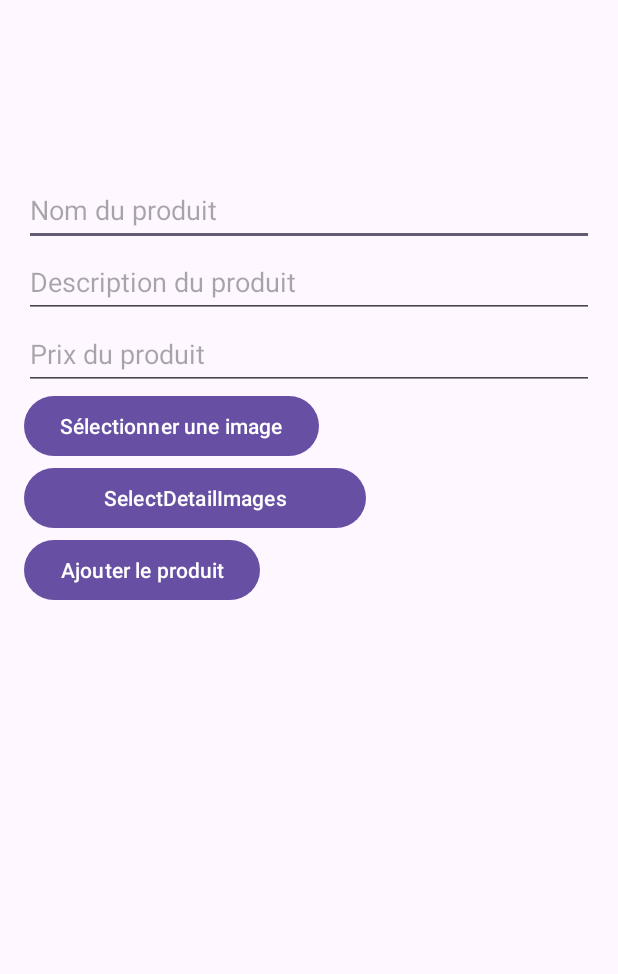
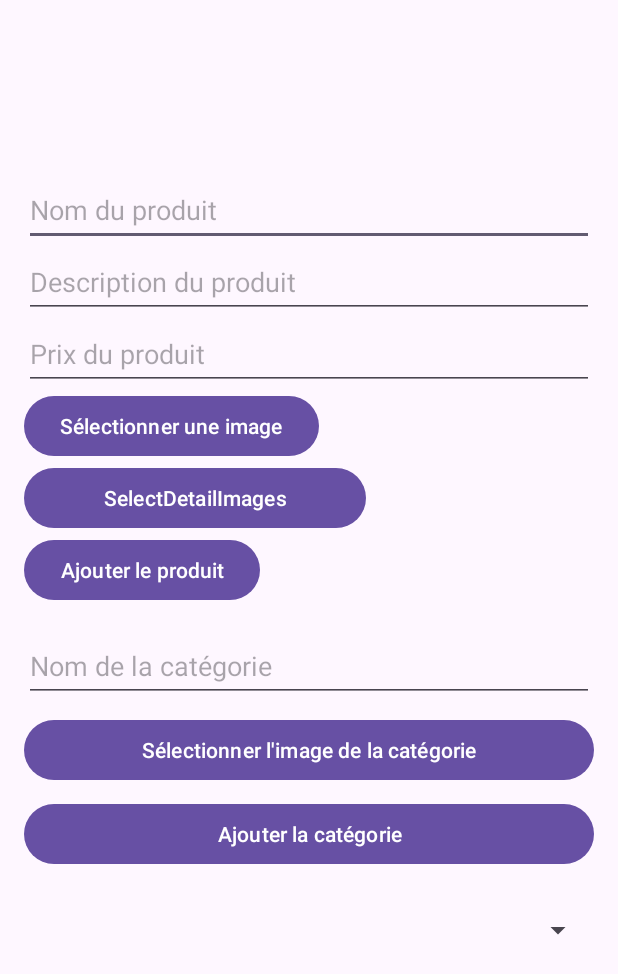
Before and after one commit to Sanaelamghari/DoceurHomeApp, an Android app: the AddProductActivity screen opened directly, with no data from a screen before it, after a tap on "Ajouter le produit", on a phone screen of 412 x 824 dp. Shown: the top 974 px of the screen. Run offline under Robolectric (Android 15) with nearby library versions, the phone set to English and light mode, and no system bars; our stand-ins replace Firebase (no records; nobody signed in at launch, a user with empty details on screens opened directly).

Commit message:
category marche bien

```diff
--- a/app/src/main/java/com/example/doceurhomeapp/AddProductActivity.kt
+++ b/app/src/main/java/com/example/doceurhomeapp/AddProductActivity.kt
@@ -6,8 +6,10 @@ import android.net.Uri
 import android.os.Bundle
 import android.provider.MediaStore
 import android.util.Log
+import android.widget.ArrayAdapter
 import android.widget.Button
 import android.widget.EditText
+import android.widget.Spinner
 import android.widget.Toast
 import androidx.appcompat.app.AppCompatActivity
 import com.google.firebase.firestore.FirebaseFirestore
@@ -17,19 +19,26 @@ import okhttp3.RequestBody.Companion.asRequestBody
 import org.json.JSONObject
 import java.io.File
 import java.io.IOException
-//Sanaelamghari
+
 class AddProductActivity : AppCompatActivity() {
 
+    // Variables pour les composants UI
     private lateinit var etProductName: EditText
     private lateinit var etProductDescription: EditText
     private lateinit var etProductPrice: EditText
-    private lateinit var btnSelectImage: Button
+    private lateinit var etCategoryName: EditText
+    private lateinit var btnSelectCategoryImage: Button
+    private lateinit var btnAddCategory: Button
+    private lateinit var spinnerCategories: Spinner
     private lateinit var btnAddProduct: Button
-    private lateinit var btnSelectDetailImages: Button
-    private var selectedImageUri: Uri? = null
-    private val selectedDetailImages = mutableListOf<Uri>()
+
+    // Variables pour la gestion des images et des données
+    private var selectedCategoryImageUri: Uri? = null
     private val firestore = FirebaseFirestore.getInstance()
+    private val categories = mutableListOf<String>()
+    private lateinit var categoriesAdapter: ArrayAdapter<String>
 
+    // Constantes pour Cloudinary
     private val CLOUD_NAME = "dbmk56fhn"
     private val UPLOAD_PRESET = "doceurhome_upload"
     private val CLOUDINARY_URL = "https://api.cloudinary.com/v1_1/$CLOUD_NAME/image/upload"
@@ -38,86 +47,86 @@ class AddProductActivity : AppCompatActivity() {
         super.onCreate(savedInstanceState)
         setContentView(R.layout.activity_add_product)
 
+        // Initialisation des composants
         etProductName = findViewById(R.id.etProductName)
         etProductDescription = findViewById(R.id.etProductDescription)
         etProductPrice = findViewById(R.id.etProductPrice)
-        btnSelectImage = findViewById(R.id.btnSelectImage)
+        etCategoryName = findViewById(R.id.etCategoryName)
+        btnSelectCategoryImage = findViewById(R.id.btnSelectCategoryImage)
+        btnAddCategory = findViewById(R.id.btnAddCategory)
+        spinnerCategories = findViewById(R.id.spinnerCategories)
         btnAddProduct = findViewById(R.id.btnAddProduct)
-        btnSelectDetailImages = findViewById(R.id.btnSelectDetailImages)
 
-        btnSelectImage.setOnClickListener {
+        // Configurer l'adaptateur pour le Spinner
+        categoriesAdapter = ArrayAdapter(this, android.R.layout.simple_spinner_item, categories)
+        categoriesAdapter.setDropDownViewResource(android.R.layout.simple_spinner_dropdown_item)
+        spinnerCategories.adapter = categoriesAdapter
+
+        // Charger les catégories existantes
+        loadCategories()
+
+        // Gestion des clics
+        btnSelectCategoryImage.setOnClickListener {
             openImagePicker(IMAGE_PICKER_REQUEST)
         }
 
-        btnSelectDetailImages.setOnClickListener {
-            openImagePicker(DETAIL_IMAGES_PICKER_REQUEST, true)
+        btnAddCategory.setOnClickListener {
+            val categoryName = etCategoryName.text.toString()
+            if (categoryName.isEmpty()) {
+                Toast.makeText(this, "Veuillez entrer un nom de catégorie", Toast.LENGTH_SHORT).show()
+                return@setOnClickListener
+            }
+
+            if (selectedCategoryImageUri == null) {
+                Toast.makeText(this, "Veuillez sélectionner une image pour la catégorie", Toast.LENGTH_SHORT).show()
+                return@setOnClickListener
+            }
+
+            // Upload de l'image de la catégorie vers Cloudinary
+            uploadImageToCloudinary(selectedCategoryImageUri!!) { imageUrl ->
+                addCategoryToFirestore(categoryName, imageUrl)
+            }
         }
 
         btnAddProduct.setOnClickListener {
-            uploadImageToCloudinary()
+            val productName = etProductName.text.toString()
+            val productDescription = etProductDescription.text.toString()
+            val productPrice = etProductPrice.text.toString()
+            val categoryName = spinnerCategories.selectedItem?.toString() ?: ""
+
+            if (productName.isEmpty() || productDescription.isEmpty() || productPrice.isEmpty() || categoryName.isEmpty()) {
+                Toast.makeText(this, "Veuillez remplir tous les champs", Toast.LENGTH_SHORT).show()
+                return@setOnClickListener
+            }
+
+            // Enregistrer le produit dans Firestore
+            saveProductToFirestore(productName, productDescription, productPrice, categoryName)
         }
     }
 
-    private fun openImagePicker(requestCode: Int, allowMultiple: Boolean = false) {
+    // Ouvrir le sélecteur d'images
+    private fun openImagePicker(requestCode: Int) {
         val intent = Intent(Intent.ACTION_PICK, MediaStore.Images.Media.EXTERNAL_CONTENT_URI)
         intent.type = "image/*"
-        if (allowMultiple) intent.putExtra(Intent.EXTRA_ALLOW_MULTIPLE, true)
         startActivityForResult(intent, requestCode)
     }
 
+    // Gérer le résultat du sélecteur d'images
     override fun onActivityResult(requestCode: Int, resultCode: Int, data: Intent?) {
         super.onActivityResult(requestCode, resultCode, data)
         if (resultCode == RESULT_OK) {
             when (requestCode) {
                 IMAGE_PICKER_REQUEST -> {
-                    selectedImageUri = data?.data
-                    Log.d("ImageDebug", "Image principale sélectionnée: $selectedImageUri")
-                }
-                DETAIL_IMAGES_PICKER_REQUEST -> {
-                    data?.clipData?.let {
-                        for (i in 0 until it.itemCount) {
-                            selectedDetailImages.add(it.getItemAt(i).uri)
-                        }
-                    } ?: data?.data?.let {
-                        selectedDetailImages.add(it)
-                    }
-                    Log.d("ImageDebug", "Images détaillées sélectionnées: $selectedDetailImages")
+                    selectedCategoryImageUri = data?.data
+                    Log.d("ImageDebug", "Image de catégorie sélectionnée: $selectedCategoryImageUri")
                 }
             }
         }
     }
 
-    private fun uploadImageToCloudinary() {
-        if (selectedImageUri == null) {
-            Toast.makeText(this, "Veuillez sélectionner une image principale", Toast.LENGTH_SHORT).show()
-            return
-        }
-        uploadToCloudinary(selectedImageUri!!) { mainImageUrl ->
-            uploadDetailImagesToCloudinary(mainImageUrl)
-        }
-    }
-
-    private fun uploadDetailImagesToCloudinary(mainImageUrl: String) {
-        val detailImageUrls = mutableListOf<String>()
-        var uploadCount = 0
-        if (selectedDetailImages.isEmpty()) {
-            saveProductToFirestore(mainImageUrl, detailImageUrls)
-            return
-        }
-
-        selectedDetailImages.forEach { uri ->
-            uploadToCloudinary(uri) { imageUrl ->
-                detailImageUrls.add(imageUrl)
-                uploadCount++
-                if (uploadCount == selectedDetailImages.size) {
-                    saveProductToFirestore(mainImageUrl, detailImageUrls)
-                }
-            }
-        }
-    }
-
-    private fun uploadToCloudinary(uri: Uri, callback: (String) -> Unit) {
-        val file = getFileFromUri(uri) ?: return
+    // Uploader l'image vers Cloudinary
+    private fun uploadImageToCloudinary(imageUri: Uri, callback: (String) -> Unit) {
+        val file = getFileFromUri(imageUri) ?: return
         val requestBody = MultipartBody.Builder()
             .setType(MultipartBody.FORM)
             .addFormDataPart("file", file.name, file.asRequestBody("image/*".toMediaTypeOrNull()))
@@ -130,6 +139,7 @@ class AddProductActivity : AppCompatActivity() {
             override fun onFailure(call: Call, e: IOException) {
                 Log.e("Cloudinary", "Erreur d'upload: ${e.message}")
             }
+
             override fun onResponse(call: Call, response: Response) {
                 if (response.isSuccessful) {
                     val responseData = response.body?.string()
@@ -142,34 +152,72 @@ class AddProductActivity : AppCompatActivity() {
         })
     }
 
-    private fun saveProductToFirestore(imageUrl: String, detailImages: List<String>) {
-        val productName = etProductName.text.toString()
-        val productDescription = etProductDescription.text.toString()
-        val productPrice = etProductPrice.text.toString()
+    // Ajouter une catégorie dans Firestore
+    private fun addCategoryToFirestore(categoryName: String, imageUrl: String) {
+        val category = hashMapOf(
+            "name" to categoryName,
+            "imageUrl" to imageUrl
+        )
 
-        if (productName.isEmpty() || productDescription.isEmpty() || productPrice.isEmpty()) {
-            Toast.makeText(this, "Veuillez remplir tous les champs", Toast.LENGTH_SHORT).show()
-            return
-        }
+        firestore.collection("categories")
+            .add(category)
+            .addOnSuccessListener {
+                Log.d("Firestore", "Catégorie ajoutée avec succès")
+                Toast.makeText(this, "Catégorie ajoutée avec succès", Toast.LENGTH_SHORT).show()
+                loadCategories() // Recharger les catégories après ajout
+            }
+            .addOnFailureListener { e ->
+                Log.e("Firestore", "Erreur ajout catégorie: ${e.message}")
+                Toast.makeText(this, "Erreur lors de l'ajout de la catégorie", Toast.LENGTH_SHORT).show()
+            }
+    }
 
+    // Enregistrer le produit dans Firestore
+    private fun saveProductToFirestore(
+        productName: String,
+        productDescription: String,
+        productPrice: String,
+        categoryName: String
+    ) {
         val product = hashMapOf(
             "name" to productName,
             "description" to productDescription,
             "price" to productPrice,
-            "imageUrl" to imageUrl,
-            "detailImages" to detailImages
+            "category" to categoryName
         )
 
-        firestore.collection("products").add(product)
+        firestore.collection("products")
+            .add(product)
             .addOnSuccessListener {
                 Log.d("Firestore", "Produit ajouté avec succès")
+                Toast.makeText(this, "Produit ajouté avec succès", Toast.LENGTH_SHORT).show()
                 finish()
             }
             .addOnFailureListener { e ->
                 Log.e("Firestore", "Erreur Firestore: ${e.message}")
+                Toast.makeText(this, "Erreur lors de l'ajout du produit", Toast.LENGTH_SHORT).show()
             }
     }
 
+    // Charger les catégories depuis Firestore
+    private fun loadCategories() {
+        firestore.collection("categories")
+            .get()
+            .addOnSuccessListener { result ->
+                categories.clear()
+                for (document in result) {
+                    val categoryName = document.getString("name") ?: ""
+                    categories.add(categoryName)
+                }
+                categoriesAdapter.notifyDataSetChanged()
+                Log.d("Firestore", "Catégories chargées: $categories")
+            }
+            .addOnFailureListener { e ->
+                Log.e("Firestore", "Erreur chargement catégories: ${e.message}")
+            }
+    }
+
+    // Convertir Uri en File
     private fun getFileFromUri(uri: Uri): File? {
         return try {
             val inputStream = contentResolver.openInputStream(uri) ?: return null
@@ -184,6 +232,5 @@ class AddProductActivity : AppCompatActivity() {
 
     companion object {
         private const val IMAGE_PICKER_REQUEST = 1
-        private const val DETAIL_IMAGES_PICKER_REQUEST = 2
     }
 }
--- a/app/src/main/res/layout/activity_add_product.xml
+++ b/app/src/main/res/layout/activity_add_product.xml
@@ -1,4 +1,5 @@
 <!-- activity_add_product.xml -->
+
 <LinearLayout
     xmlns:android="http://schemas.android.com/apk/res/android"
     android:layout_width="match_parent"
@@ -45,5 +46,38 @@
         android:layout_width="wrap_content"
         android:layout_height="wrap_content"
         android:text="Ajouter le produit" />
+    <!-- Champ pour le nom de la catégorie -->
+    <EditText
+        android:id="@+id/etCategoryName"
+        android:layout_width="match_parent"
+        android:layout_height="wrap_content"
+        android:layout_marginTop="16dp"
+        android:hint="Nom de la catégorie"
+        android:minHeight="48dp" />
+
+    <!-- Bouton pour sélectionner l'image principale -->
+    <Button
+        android:id="@+id/btnSelectCategoryImage"
+        android:layout_width="match_parent"
+        android:layout_height="wrap_content"
+        android:text="Sélectionner l'image de la catégorie"
+        android:layout_marginTop="8dp" />
+
+    <!-- Bouton pour ajouter une nouvelle catégorie -->
+    <Button
+        android:id="@+id/btnAddCategory"
+        android:layout_width="match_parent"
+        android:layout_height="wrap_content"
+        android:text="Ajouter la catégorie"
+        android:layout_marginTop="8dp" />
+
+    <!-- Spinner (dropdown) pour afficher les catégories existantes -->
+    <Spinner
+        android:id="@+id/spinnerCategories"
+        android:layout_width="match_parent"
+        android:layout_height="wrap_content"
+        android:layout_marginTop="16dp"
+        android:minHeight="48dp"
+        android:prompt="@string/select_category_prompt" />
 
 </LinearLayout>
--- a/app/src/main/res/values/strings.xml
+++ b/app/src/main/res/values/strings.xml
@@ -11,4 +11,5 @@
     <string name="already_hav">Already have an account? Sign in</string>
     <string name="underlined_html"><![CDATA[<u>Categories</u>]]></string>
     <string name="produit_html"><![CDATA[<u>Produits</u>]]></string>
+    <string name="select_category_prompt">Sélectionnez une catégorie</string>
 </resources>
```
